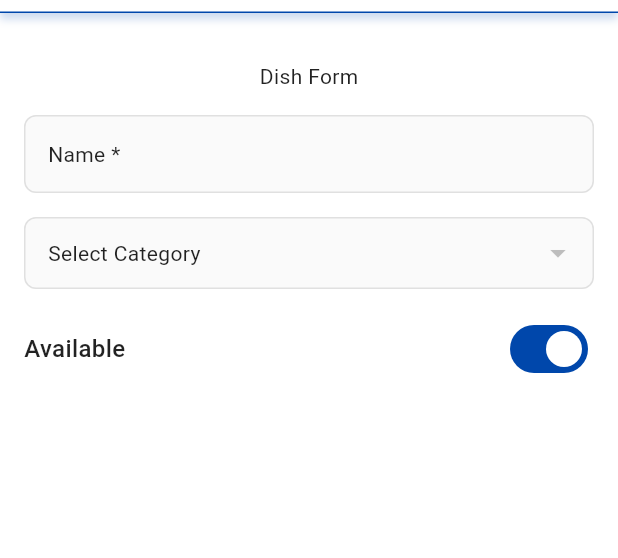
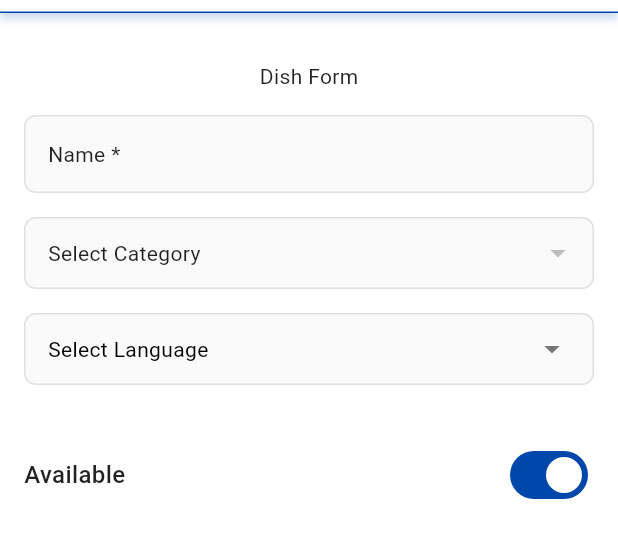
Before and after one commit to baselasi/restaukitchen_flutter_app, a Flutter app: the DishForm screen opened directly, on a phone screen of 412 x 824 dp, the part 71-629 px from its top. Run offline on Flutter 3.47's test engine with Material 3 defaults, Android fonts, the phone set to English and light mode, and no system bars; our stand-ins replace bloc, equatable, flutter_bloc, flutter_secure_storage, get_it, hive_flutter and 3 more; accounts and stored records are empty; network calls fail.

Commit message:
feat: Description input

```diff
--- /dev/null
+++ b/lib/core/components/form/descriptionInput/description_cubit.dart
@@ -0,0 +1,68 @@
+import 'package:equatable/equatable.dart';
+import 'package:flutter_bloc/flutter_bloc.dart';
+import 'package:restaukitchen_app/core/components/form/descriptionInput/description_entity.dart';
+
+class DescriptionCubit extends Cubit<DescriptionState> {
+  List<String> availableLanguages = ['English', 'Spanish', 'French'];
+  DescriptionCubit()
+    : super(
+        DescriptionState(
+          descriptions: [],
+          availableLanguages: ['English', 'Spanish', 'French'],
+        ),
+      );
+
+  // Add a new language entry from the dropdown
+  void addLanguage(String language) {
+    final newEntry = DescriptionEntity(
+      id: DateTime.now().toString(), // Unique ID for Flutter keys
+      language: language,
+    );
+    final newAvailableLanguages = state.availableLanguages
+        .where((lang) => lang != language)
+        .toList();
+    emit(
+      DescriptionState(
+        descriptions: [...state.descriptions, newEntry],
+        availableLanguages: newAvailableLanguages,
+      ),
+    );
+  }
+
+  // Update the text value for a specific entry
+  void updateText(String id, String newValue) {
+    final updatedList = state.descriptions.map((entry) {
+      return entry.id == id ? entry.copyWith(value: newValue) : entry;
+    }).toList();
+    emit(
+      DescriptionState(
+        descriptions: updatedList,
+        availableLanguages: state.availableLanguages,
+      ),
+    );
+  }
+
+  // Optional: Remove an entry
+  void removeLanguage(String id, String language) {
+    emit(
+      DescriptionState(
+        descriptions: state.descriptions
+            .where((entry) => entry.id != id)
+            .toList(),
+        availableLanguages: [...state.availableLanguages, language],
+      ),
+    );
+  }
+}
+
+class DescriptionState extends Equatable {
+  final List<DescriptionEntity> descriptions;
+  final List<String> availableLanguages;
+  const DescriptionState({
+    required this.descriptions,
+    required this.availableLanguages,
+  });
+
+  @override
+  List<Object?> get props => [descriptions, availableLanguages];
+}
--- /dev/null
+++ b/lib/core/components/form/descriptionInput/description_entity.dart
@@ -0,0 +1,25 @@
+import 'package:equatable/equatable.dart';
+
+class DescriptionEntity extends Equatable {
+  final String id;
+  final String language;
+  final String value;
+
+  const DescriptionEntity({
+    required this.id,
+    required this.language,
+    this.value = '',
+  });
+
+  // Create a copyWith to update the value without mutating the object
+  DescriptionEntity copyWith({String? value}) {
+    return DescriptionEntity(
+      id: id,
+      language: language,
+      value: value ?? this.value,
+    );
+  }
+
+  @override
+  List<Object?> get props => [id, language, value];
+}
--- /dev/null
+++ b/lib/core/components/form/descriptionInput/description_input.dart
@@ -0,0 +1,134 @@
+import 'package:flutter/material.dart';
+import 'package:flutter_bloc/flutter_bloc.dart';
+import 'package:restaukitchen_app/core/components/form/descriptionInput/description_cubit.dart';
+import 'package:restaukitchen_app/core/components/form/input_field.dart';
+
+class DescriptionInput extends StatelessWidget {
+  const DescriptionInput({super.key});
+  @override
+  Widget build(BuildContext context) {
+    return BlocBuilder<DescriptionCubit, DescriptionState>(
+      builder: (context, state) {
+        return Column(
+          children: [
+            // 1. The Dropdown
+            if (state.availableLanguages.isNotEmpty)
+              InputDecorator(
+                decoration: InputDecoration(
+                  hintText: "Select Language",
+                  filled: true,
+                  border: OutlineInputBorder(
+                    borderRadius: BorderRadius.circular(8),
+                  ),
+                  enabledBorder: OutlineInputBorder(
+                    borderRadius: BorderRadius.circular(8),
+                    borderSide: BorderSide(color: Colors.grey[300]!),
+                  ),
+
+                  focusedBorder: OutlineInputBorder(
+                    borderRadius: BorderRadius.circular(8),
+                    borderSide: const BorderSide(
+                      color: Color(0xFF0047AB),
+                      width: 2,
+                    ),
+                  ),
+                  contentPadding: const EdgeInsets.symmetric(horizontal: 12),
+                ),
+                child: DropdownButtonHideUnderline(
+                  child: DropdownButton<String>(
+                    hint: Text(
+                      "Select Language",
+                      style: Theme.of(
+                        context,
+                      ).textTheme.bodyMedium?.copyWith(color: Colors.black),
+                    ),
+                    isExpanded: true,
+                    style: Theme.of(context).textTheme.bodyMedium,
+                    icon: Icon(Icons.arrow_drop_down, color: Colors.grey[600]),
+                    items: state.availableLanguages.map((String lang) {
+                      return DropdownMenuItem(value: lang, child: Text(lang));
+                    }).toList(),
+                    onChanged: state.availableLanguages.isEmpty
+                        ? null
+                        : (val) {
+                            if (val != null) {
+                              context.read<DescriptionCubit>().addLanguage(val);
+                            }
+                          },
+                  ),
+                ),
+              ),
+
+            const SizedBox(height: 20),
+
+            // 2. The Dynamic List of Inputs
+            ListView.builder(
+              shrinkWrap: true,
+              physics: NeverScrollableScrollPhysics(),
+              itemCount: state.descriptions.length,
+              itemBuilder: (context, index) {
+                final entry = state.descriptions[index];
+
+                return Padding(
+                  key: ValueKey(entry.id), // CRITICAL: Keeps focus/text correct
+                  padding: const EdgeInsets.symmetric(vertical: 8.0),
+                  child: Column(
+                    crossAxisAlignment: CrossAxisAlignment.end,
+                    children: [
+                      Row(
+                        mainAxisAlignment: MainAxisAlignment.spaceBetween,
+                        children: [
+                          Text(entry.language),
+                          IconButton(
+                            icon: Icon(Icons.delete, color: Colors.red),
+                            onPressed: () {
+                              context.read<DescriptionCubit>().removeLanguage(
+                                entry.id,
+                                entry.language,
+                              );
+                            },
+                            tooltip: 'Remove ${entry.language}',
+                          ),
+                        ],
+                      ),
+
+                      // IconButton(
+                      //   icon: Icon(Icons.delete, color: Colors.red),
+                      //   onPressed: () {
+                      //     context.read<DescriptionCubit>().removeLanguage(
+                      //       entry.id,
+                      //       entry.language,
+                      //     );
+                      //   },
+                      //   tooltip: 'Remove ${entry.language}',
+                      // ),
+                      InputField(
+                        maxLines: 5,
+                        controller: TextEditingController(),
+
+                        // label: 'Enter text in ${entry.language}',
+                        // hint: 'Enter text in ${entry.language}',
+                        // suffixIconButton: IconButton(
+                        //   onPressed: () {
+                        //     context.read<DescriptionCubit>().removeLanguage(
+                        //       entry.id,
+                        //       entry.language,
+                        //     );
+                        //   },
+                        //   icon: Icon(Icons.delete, color: Colors.red),
+                        // ),
+                        onChanged: (text) => context
+                            .read<DescriptionCubit>()
+                            .updateText(entry.id, text),
+                      ),
+                    ],
+                  ),
+                );
+              },
+            ),
+          ],
+        );
+      },
+    );
+  }
+}
--- a/lib/core/components/form/input_field.dart
+++ b/lib/core/components/form/input_field.dart
@@ -13,6 +13,8 @@ class InputField extends StatelessWidget {
   final IconData? suffixIcon;
   final Widget? suffixIconWidget;
   final bool obscureText;
+    final Widget? suffixIconButton;
+
   final int? maxLines;
   final int? maxLength;
   final TextInputType? keyboardType;
@@ -36,6 +38,7 @@ class InputField extends StatelessWidget {
     this.prefixIcon,
     this.suffixIcon,
     this.suffixIconWidget,
+    this.suffixIconButton,
     this.obscureText = false,
     this.maxLines = 1,
     this.maxLength,
@@ -97,14 +100,24 @@ class InputField extends StatelessWidget {
       focusNode: focusNode,
       textInputAction: textInputAction,
       onFieldSubmitted: onSubmitted,
-      style:theme.textTheme.bodyMedium,
+      style: theme.textTheme.bodyMedium,
       decoration: InputDecoration(
         labelText: label != null ? (isRequired ? '$label *' : label) : null,
         labelStyle: theme.textTheme.bodyMedium,
         hintText: hint,
-        hintStyle:theme.textTheme.bodyMedium ,
+        hintStyle: theme.textTheme.bodyMedium,
         helperText: helperText,
         helperStyle: theme.textTheme.bodyMedium,
+        suffix:
+            suffixIconButton ??
+            (suffixIcon != null
+                ? Icon(
+                    suffixIcon,
+                    color: isDisabled
+                        ? theme.colorScheme.onSurface.withValues(alpha: 0.38)
+                        : theme.colorScheme.primary,
+                  )
+                : null),
         prefixIcon: prefixIcon != null
             ? Icon(
                 prefixIcon,
@@ -113,7 +126,8 @@ class InputField extends StatelessWidget {
                     : theme.colorScheme.primary,
               )
             : null,
-        suffixIcon: suffixIconWidget ??
+        suffixIcon:
+            suffixIconWidget ??
             (suffixIcon != null
                 ? Icon(
                     suffixIcon,
--- a/lib/page/dishForm/dish_form.dart
+++ b/lib/page/dishForm/dish_form.dart
@@ -3,6 +3,8 @@ import 'package:flutter_bloc/flutter_bloc.dart';
 import 'package:restaukitchen_app/core/components/appBar/details_app_bar.dart';
 import 'package:restaukitchen_app/core/components/form/categorySelector/category_selector_cubit.dart';
 import 'package:restaukitchen_app/core/components/form/categorySelector/category_selector_field.dart';
+import 'package:restaukitchen_app/core/components/form/descriptionInput/description_cubit.dart';
+import 'package:restaukitchen_app/core/components/form/descriptionInput/description_input.dart';
 import 'package:restaukitchen_app/core/components/form/input_field.dart';
 
 class DishForm extends StatefulWidget {
@@ -38,6 +40,11 @@ class _DishFormState extends State<DishForm> {
               child: CategorySelectorField(),
             ),
             SizedBox(height: 16),
+            BlocProvider(
+              create: (context) => DescriptionCubit(),
+              child: DescriptionInput(),
+            ),
+            SizedBox(height: 16),
             Row(
               children: [
                 Text(
```
